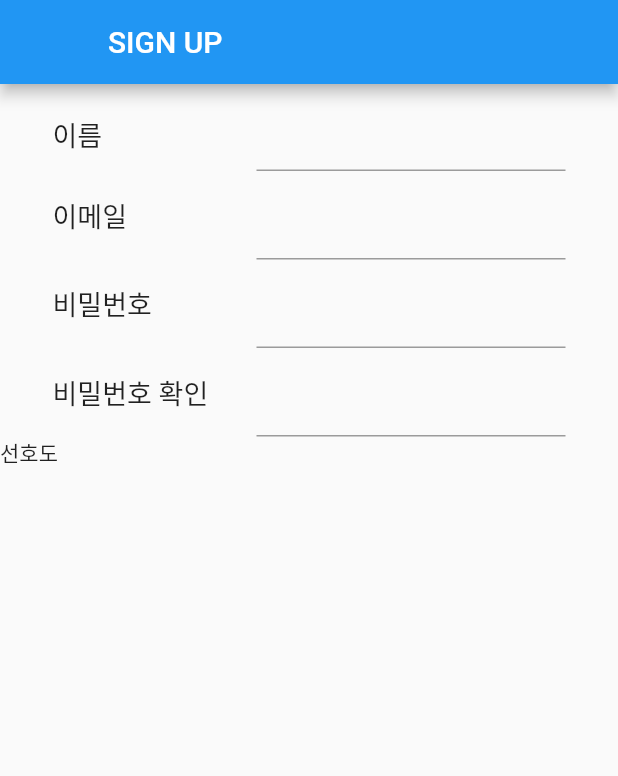
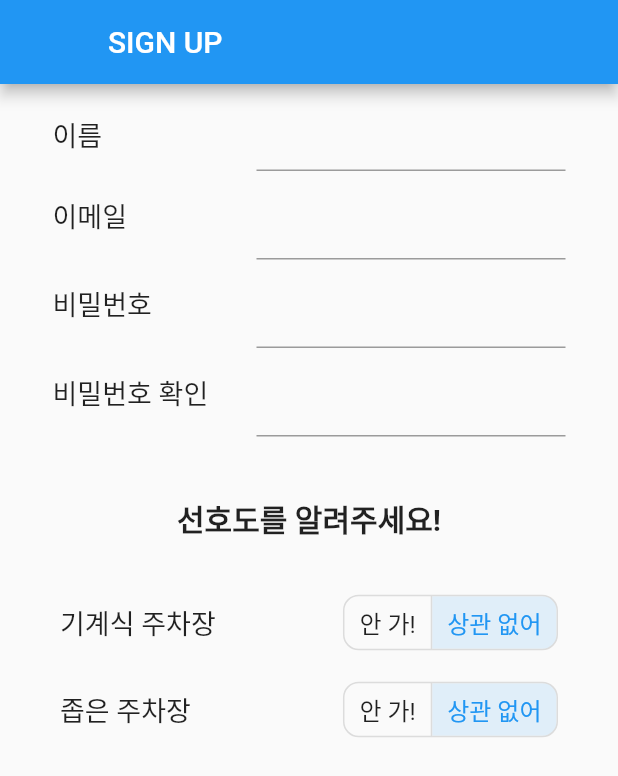
Before and after one commit to ASAP-STAYA/asap_client, a Flutter app: the SignUpScreen screen opened directly, on a phone screen of 412 x 824 dp. Shown: the top 776 px of the screen. Run offline on Flutter 3.47's test engine with Material 2 defaults, Android fonts, the phone set to English and light mode, and no system bars; missing offline and left inert: kakao_flutter_sdk, kakao_flutter_sdk_common.

Commit message:
선호도 - 기계식, 좁은 주차장 추가

```diff
--- a/lib/screen/screen_sign_up.dart
+++ b/lib/screen/screen_sign_up.dart
@@ -23,6 +23,9 @@ class _SignUpScreen extends State<SignUpScreen> {
   var _passwordCheckErrorMsg = '';
 
   late UserProvider _userProvider;
+
+  late List<bool> isSelectedMechanical = [false, true];
+  late List<bool> isSelectedSmall = [false, true];
 
   @override
   Widget build(BuildContext context) {
@@ -98,16 +101,87 @@ class _SignUpScreen extends State<SignUpScreen> {
                       child: _inputForm("비밀번호", _passwordController,
                           _passwordErrorMsg, width)),
                   Container(
-                      margin: EdgeInsets.fromLTRB(35, 0, 35, 0),
+                      margin: EdgeInsets.fromLTRB(35, 0, 35, 40),
                       child: _inputForm("비밀번호 확인", _passwordCheckController,
                           _passwordCheckErrorMsg, width)),
                 ],
               ),
-              const Text('선호도'),
+              const Text(
+                '선호도를 알려주세요!',
+                textAlign: TextAlign.center,
+                style: TextStyle(fontSize: 20, fontWeight: FontWeight.bold),
+              ),
+              Column(
+                crossAxisAlignment: CrossAxisAlignment.center,
+                children: <Widget>[
+                  Container(
+                    margin: EdgeInsets.fromLTRB(40, 30, 40, 10),
+                    child: _inputPreference("기계식 주차장"),
+                  ),
+                  Container(
+                    margin: EdgeInsets.fromLTRB(40, 0, 40, 0),
+                    child: _inputPreference("좁은 주차장"),
+                  )
+                ],
+              ),
             ],
           ),
         ),
       ),
+    );
+  }
+
+  Widget _inputPreference(String string) {
+    List<bool> isSelected;
+
+    if ("기계식 주차장" == string) {
+      isSelected = isSelectedMechanical;
+    } else if ("좁은 주차장" == string) {
+      isSelected = isSelectedSmall;
+    } else {
+      throw Exception("[ERROR] Invalid argument in _inputPreference");
+    }
+
+    return Row(
+      mainAxisAlignment: MainAxisAlignment.spaceBetween,
+      children: [
+        Text(
+          string,
+          style: const TextStyle(
+              fontSize: 18, fontFeatures: [FontFeature.tabularFigures()]),
+        ),
+        ToggleButtons(
+            isSelected: isSelected,
+            onPressed: (int index) {
+              setState(() {
+                if (index == 0) {
+                  isSelected[0] = true;
+                  isSelected[1] = false;
+                } else {
+                  isSelected[0] = false;
+                  isSelected[1] = true;
+                }
+              });
+            },
+            borderRadius: BorderRadius.circular(10),
+            constraints: BoxConstraints(minHeight: 35, maxHeight: 500),
+            children: const [
+              Padding(
+                padding: EdgeInsets.symmetric(horizontal: 10),
+                child: Text(
+                  '안 가!',
+                  style: TextStyle(fontSize: 16),
+                ),
+              ),
+              Padding(
+                padding: EdgeInsets.symmetric(horizontal: 10),
+                child: Text(
+                  '상관 없어',
+                  style: TextStyle(fontSize: 16),
+                ),
+              ),
+            ])
+      ],
     );
   }
 }
@@ -150,7 +224,6 @@ Widget _inputForm(String name, TextEditingController textEditingController,
   return Row(
     mainAxisAlignment: MainAxisAlignment.spaceBetween,
     children: [
-      // Padding(padding: EdgeInsets.only(left: width * 0.05)),
       Text(
         name,
         style: const TextStyle(
```
Also changed, not shown: lib/widget/widget_input_preference.dart (added).
